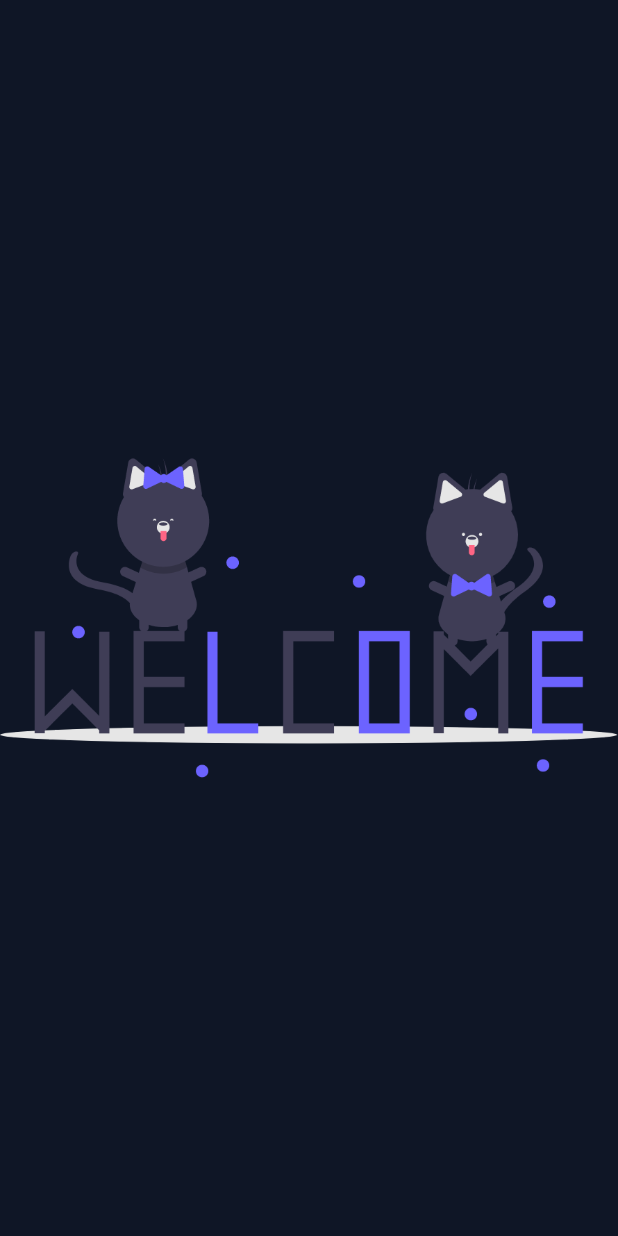
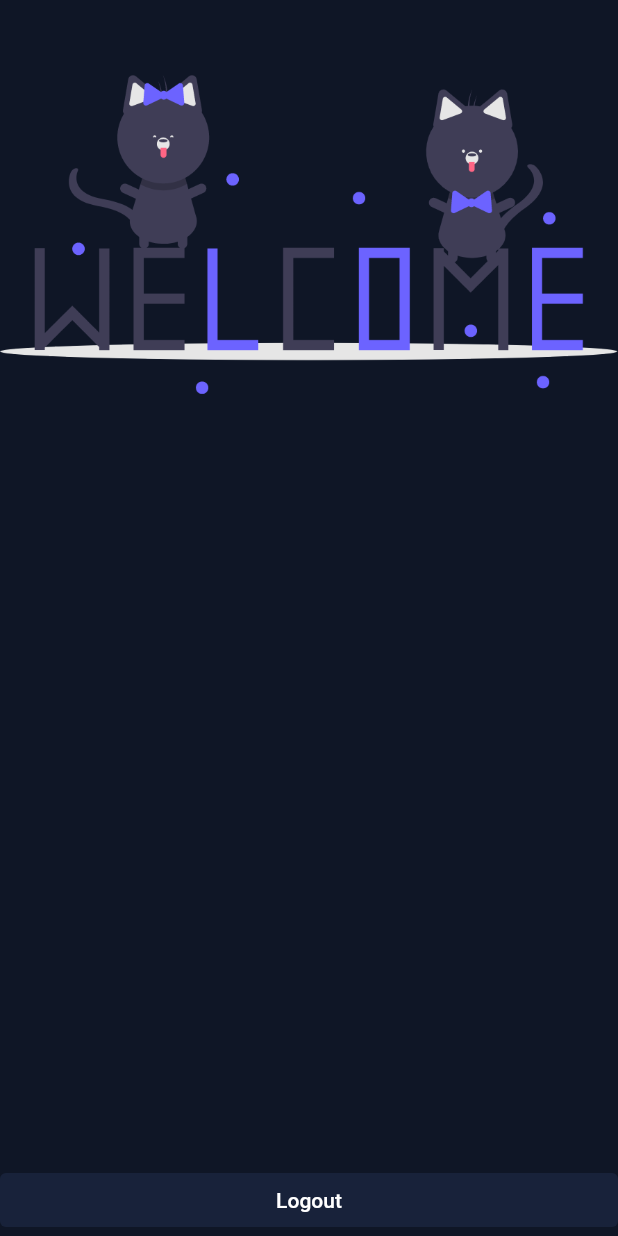
Before and after one commit to X-SLAYER/LocalAuth, a Flutter app: the WelcomeScreen screen opened directly, on a phone screen of 412 x 824 dp. Run offline on Flutter 3.47's test engine with Material 2 defaults, Android fonts, the phone set to English and light mode, and no system bars; our stand-ins replace local_auth, lottie.

Commit message:
some fixes

```diff
--- a/lib/screens/home.dart
+++ b/lib/screens/home.dart
@@ -83,11 +83,14 @@ class _HomePageState extends State<HomePage>
                       }
                     });
                   },
-                  child: Lottie.asset(
-                    "assets/print_lottie.json",
+                  child: SizedBox(
+                    width: 150.0,
                     height: 150.0,
-                    width: 150.0,
-                    controller: _controller,
+                    child: Lottie.asset(
+                      "assets/print_lottie.json",
+                      controller: _controller,
+                      fit: BoxFit.cover,
+                    ),
                   ),
                 )
               ],
--- a/lib/screens/welcome_screen.dart
+++ b/lib/screens/welcome_screen.dart
@@ -7,11 +7,31 @@ class WelcomeScreen extends StatelessWidget {
   Widget build(BuildContext context) {
     return Scaffold(
       backgroundColor: const Color(0XFF0F1626),
-      body: SizedBox(
-        height: MediaQuery.of(context).size.height,
-        width: double.infinity,
-        child: Center(
-          child: Image.asset('assets/welcome.png'),
+      body: SafeArea(
+        child: SizedBox(
+          height: MediaQuery.of(context).size.height,
+          width: double.infinity,
+          child: Column(
+            children: [
+              const SizedBox(height: 50.0),
+              Image.asset('assets/welcome.png'),
+              const Spacer(),
+              SizedBox(
+                width: double.infinity,
+                child: TextButton(
+                  style: TextButton.styleFrom(
+                      backgroundColor: const Color.fromARGB(255, 24, 34, 58)),
+                  onPressed: () {
+                    Navigator.pop(context);
+                  },
+                  child: const Text(
+                    "Logout",
+                    style: TextStyle(color: Colors.white),
+                  ),
+                ),
+              )
+            ],
+          ),
         ),
       ),
     );
```
Also changed, not shown: 1 other file.
